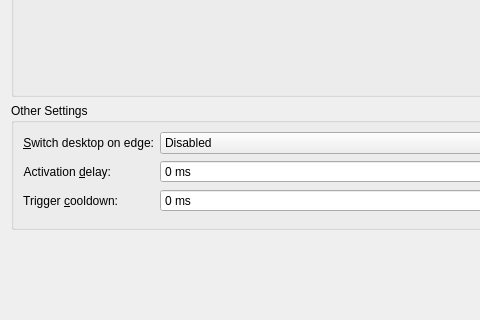
First picture: the form in kcmkwin/kwinscreenedges/main.ui, repository KDE/kwin, before the edit; both pictures show x 0 to 480 and y 155 to 475 of the 713 by 475 pixel window.
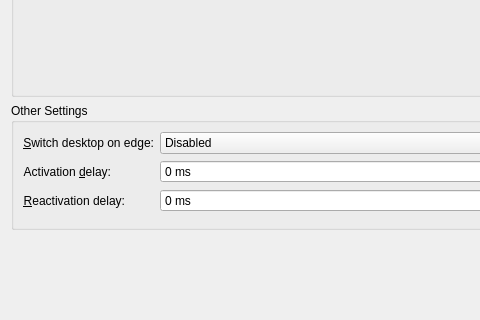
Second picture: the form after the edit. Custom widgets are drawn as their Qt base class.

Commit message: Improved string situation in the screen edge KCM so the options actually make sense. Renamed "trigger cooldown" and added tooltips to everything. Freeze exception granted by Albert Astals Cid.

What changed in the file:
```diff
--- a/kcmkwin/kwinscreenedges/main.ui
+++ b/kcmkwin/kwinscreenedges/main.ui
@@ -87,7 +87,7 @@
          <bool>true</bool>
         </property>
         <property name="text">
-         <string>Trigger &amp;cooldown:</string>
+         <string>&amp;Reactivation delay:</string>
         </property>
         <property name="alignment">
          <set>Qt::AlignRight|Qt::AlignTrailing|Qt::AlignVCenter</set>
```
Left out of the diff: 10 changed lines with no effect on the pictures.
